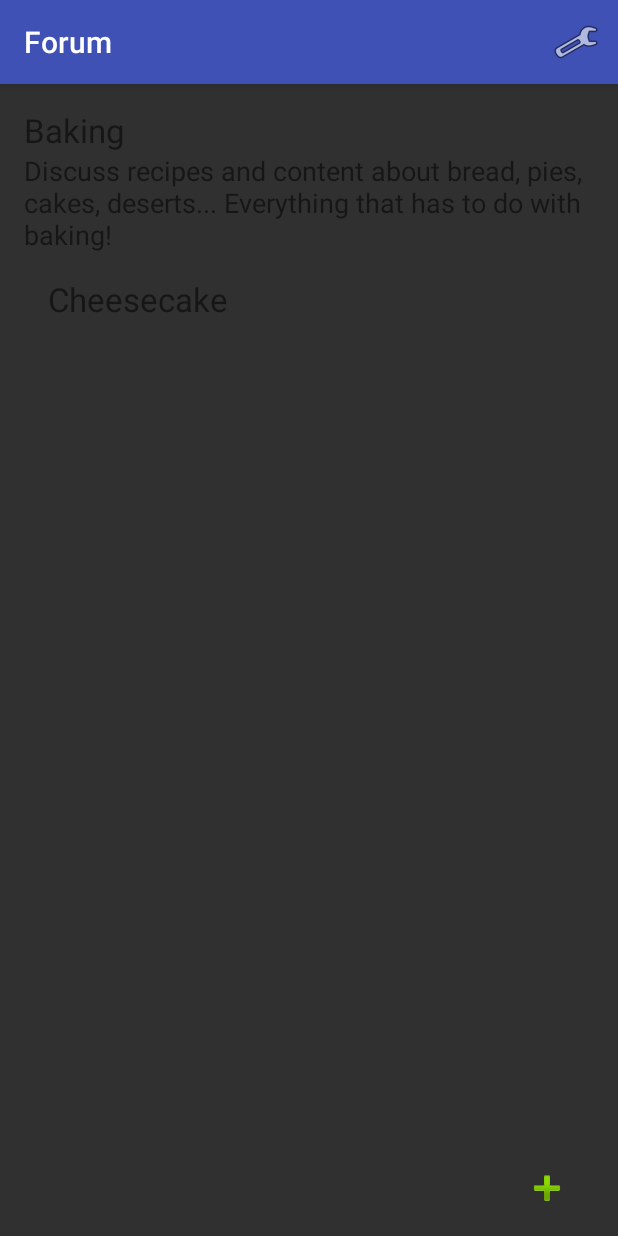
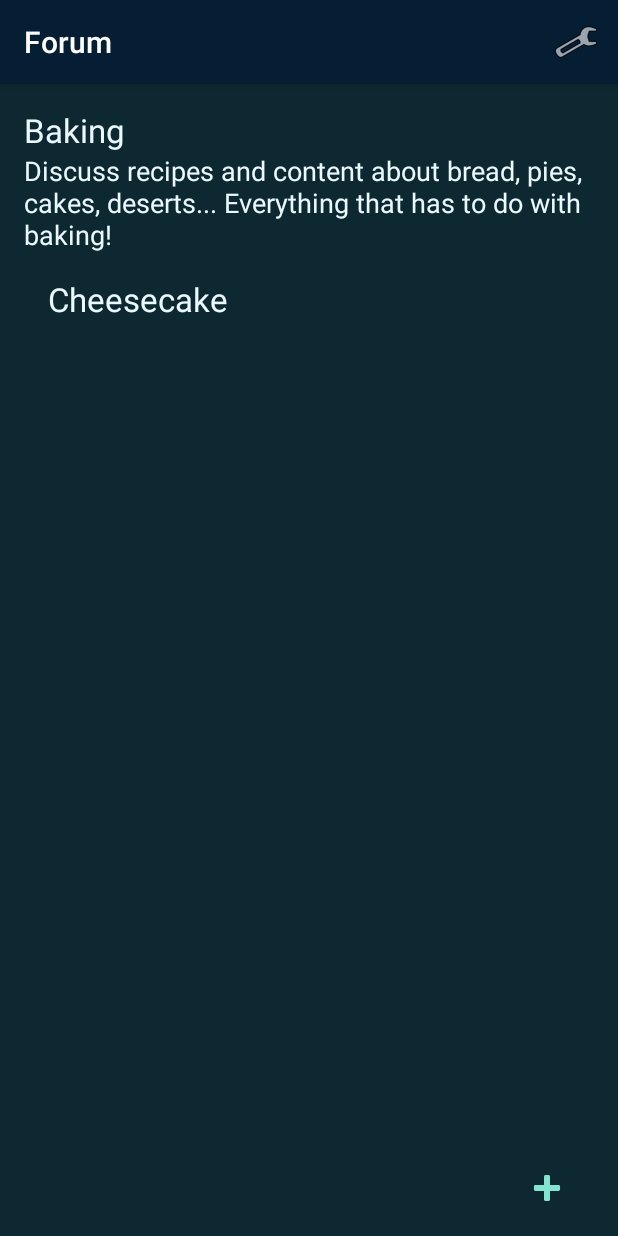
Before and after one commit to HotoPiano/Oblig-2-Apputvikling-Forum, an Android app: the screen it shows after launch (MainActivity), after a tap on "Baking", on a phone screen of 412 x 824 dp. Run offline under Robolectric (Android 15) with nearby library versions, the phone set to English and light mode, and no system bars.

Commit message:
Updating styles

```diff
--- a/app/build.gradle
+++ b/app/build.gradle
@@ -5,7 +5,7 @@ android {
     buildToolsVersion "25.0.2"
     defaultConfig {
         applicationId "app.forum"
-        minSdkVersion 15
+        minSdkVersion 21
         targetSdkVersion 25
         versionCode 1
         versionName "1.0"
--- a/app/src/main/res/layout/fragment_category.xml
+++ b/app/src/main/res/layout/fragment_category.xml
@@ -45,5 +45,6 @@
         android:layout_alignParentRight="true"
         android:layout_marginBottom="15dp"
         android:layout_marginRight="15dp"
+        android:backgroundTint="@color/colorAccent"
         android:background="@android:drawable/ic_input_add"/>
 </RelativeLayout>
--- a/app/src/main/res/layout/fragment_post.xml
+++ b/app/src/main/res/layout/fragment_post.xml
@@ -37,5 +37,6 @@
         android:layout_alignParentRight="true"
         android:layout_marginBottom="15dp"
         android:layout_marginRight="15dp"
+        android:backgroundTint="@color/colorAccent"
         android:background="@android:drawable/ic_input_add"/>
 </RelativeLayout>
--- a/app/src/main/res/values/colors.xml
+++ b/app/src/main/res/values/colors.xml
@@ -1,6 +1,6 @@
 <?xml version="1.0" encoding="utf-8"?>
 <resources>
-    <color name="colorPrimary">#3F51B5</color>
-    <color name="colorPrimaryDark">#303F9F</color>
-    <color name="colorAccent">#FF4081</color>
+    <color name="colorPrimary">#061e33</color>
+    <color name="colorPrimaryDark">#0d2830</color>
+    <color name="colorAccent">#83e4d2</color>
 </resources>
--- a/app/src/main/res/values/styles.xml
+++ b/app/src/main/res/values/styles.xml
@@ -1,14 +1,16 @@
 <resources>
 
-    <!-- Base application theme. -->
-    <style name="AppTheme" parent="Theme.AppCompat.Light">
+    <style name="AppTheme" parent="Theme.AppCompat.Light.DarkActionBar">
         <!-- Customize your theme here. -->
         <item name="colorPrimary">@color/colorPrimary</item>
         <item name="colorPrimaryDark">@color/colorPrimaryDark</item>
         <item name="colorAccent">@color/colorAccent</item>
-        <item name="android:colorBackground">@color/background_material_dark</item>
-        <item name="android:textColorPrimary">@android:color/background_light</item>
-        <item name="android:colorForeground">@android:color/background_light</item>
+        <item name="android:colorBackground">@color/colorPrimaryDark</item>
+        <item name="android:textColorPrimary">#d6e6ea</item>
+        <item name="android:textColorSecondary">@android:color/background_light</item>
+        <item name="android:textColorTertiary">#eaf9ff</item>
+        <item name="android:colorForeground">@color/colorAccent</item>
+        <item name="android:statusBarColor">#000000</item>
     </style>
 
 </resources>
```
